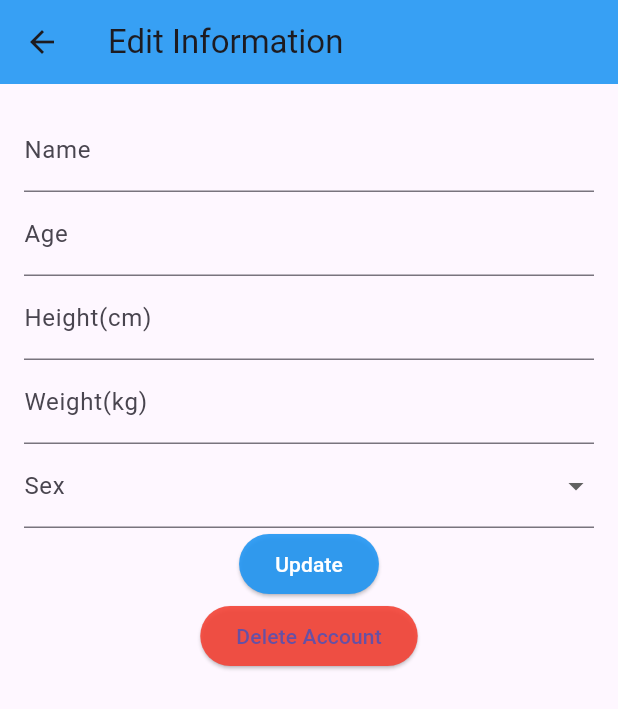
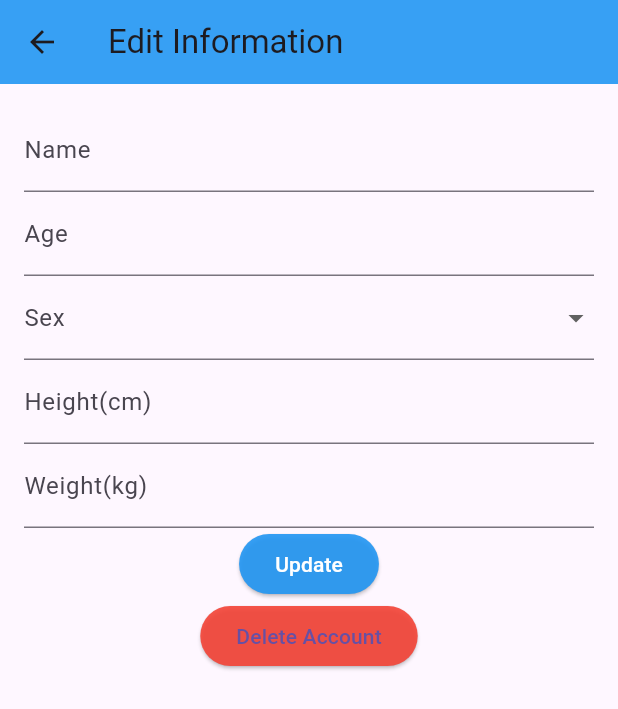
Before and after one commit to JERODIACUNA/FE, a Flutter app: the EditInformation screen opened directly, on a phone screen of 412 x 824 dp. Shown: the top 709 px of the screen. Run offline on Flutter 3.47's test engine with Material 3 defaults, Android fonts, the phone set to English and light mode, and no system bars; our stand-ins replace charts_flutter, cloud_firestore, firebase_auth, firebase_core, video_player; accounts and stored records are empty.

Commit message:
changed smthng

```diff
--- a/fitnessapp/lib/edit_information.dart
+++ b/fitnessapp/lib/edit_information.dart
@@ -1,3 +1,4 @@
+import 'dart:ui';
 import 'package:flutter/material.dart';
 import 'package:cloud_firestore/cloud_firestore.dart';
 import 'package:firebase_auth/firebase_auth.dart';
@@ -131,9 +132,14 @@ class _EditInformationState extends State<EditInformation> {
         backgroundColor: Colors.blue.withOpacity(0.9),
         title: const Text('Edit Information'),
       ),
-      body: SingleChildScrollView(
+      body: Stack(
+        children: [
+          SingleChildScrollView(
             child: Padding(
               padding: const EdgeInsets.all(16.0),
+              child: IgnorePointer(
+                ignoring:
+                    userDeleted, // Disable interaction when userDeleted is true
                 child: Column(
                   mainAxisAlignment: MainAxisAlignment.center,
                   crossAxisAlignment: CrossAxisAlignment.center,
@@ -148,18 +154,6 @@ class _EditInformationState extends State<EditInformation> {
                       controller: ageController,
                       decoration: const InputDecoration(
                         labelText: 'Age',
-                ),
-              ),
-              TextField(
-                controller: heightController,
-                decoration: const InputDecoration(
-                  labelText: 'Height(cm)',
-                ),
-              ),
-              TextField(
-                controller: weightController,
-                decoration: const InputDecoration(
-                  labelText: 'Weight(kg)',
                       ),
                     ),
                     DropdownButtonFormField<String>(
@@ -179,11 +173,22 @@ class _EditInformationState extends State<EditInformation> {
                         labelText: 'Sex',
                       ),
                     ),
+                    TextField(
+                      controller: heightController,
+                      decoration: const InputDecoration(
+                        labelText: 'Height(cm)',
+                      ),
+                    ),
+                    TextField(
+                      controller: weightController,
+                      decoration: const InputDecoration(
+                        labelText: 'Weight(kg)',
+                      ),
+                    ),
                     ElevatedButton(
                       onPressed: updateInformation,
                       style: ElevatedButton.styleFrom(
-                  backgroundColor:
-                      Colors.blue.withOpacity(.9), // Change button color to red
+                        backgroundColor: Colors.blue.withOpacity(.9),
                       ),
                       child: const Text(
                         'Update',
@@ -192,17 +197,23 @@ class _EditInformationState extends State<EditInformation> {
                     ),
                     ElevatedButton(
                       onPressed: () {
-                  deleteUser(context); // Pass the context here
+                        deleteUser(context);
                       },
                       style: ElevatedButton.styleFrom(
                         backgroundColor: Colors.red.withOpacity(.9),
                       ),
                       child: const Text('Delete Account'),
                     ),
-              if (userDeleted) // Display the button only if user is deleted
-                Column(
+                    // Blur effect when userDeleted is true
+                    if (userDeleted)
+                      Container(
+                        color: Colors.black.withOpacity(0.0),
+                        child: BackdropFilter(
+                          filter: ImageFilter.blur(sigmaX: 5.0, sigmaY: 5.0),
+                          child: Center(
+                            child: Column(
+                              mainAxisAlignment: MainAxisAlignment.center,
                               children: [
-                    const SizedBox(height: 20),
                                 Text(
                                   'Successfully deleted the account',
                                   style: TextStyle(
@@ -215,21 +226,29 @@ class _EditInformationState extends State<EditInformation> {
                                   onPressed: () {
                                     Navigator.pushReplacement(
                                       context,
-                          MaterialPageRoute(builder: (context) => Login()),
+                                      MaterialPageRoute(
+                                        builder: (context) => Login(),
+                                      ),
                                     );
                                   },
                                   style: ElevatedButton.styleFrom(
-                        backgroundColor: const Color.fromARGB(255, 70, 233, 255)
-                            .withOpacity(1),
+                                    backgroundColor:
+                                        const Color.fromARGB(255, 70, 233, 255),
                                   ),
                                   child: const Text('Back to Login'),
                                 ),
                               ],
                             ),
+                          ),
+                        ),
+                      ),
                   ],
                 ),
               ),
             ),
+          ),
+        ],
+      ),
     );
   }
 }
```
Lines whose indentation alone changed are shown as unchanged.
